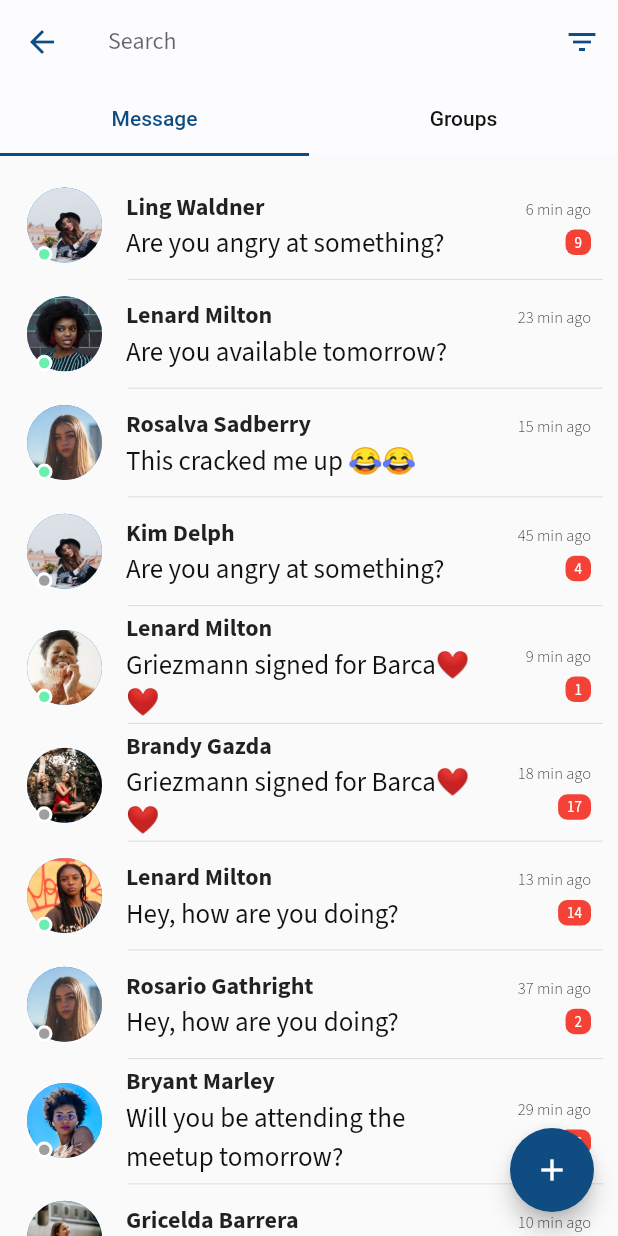
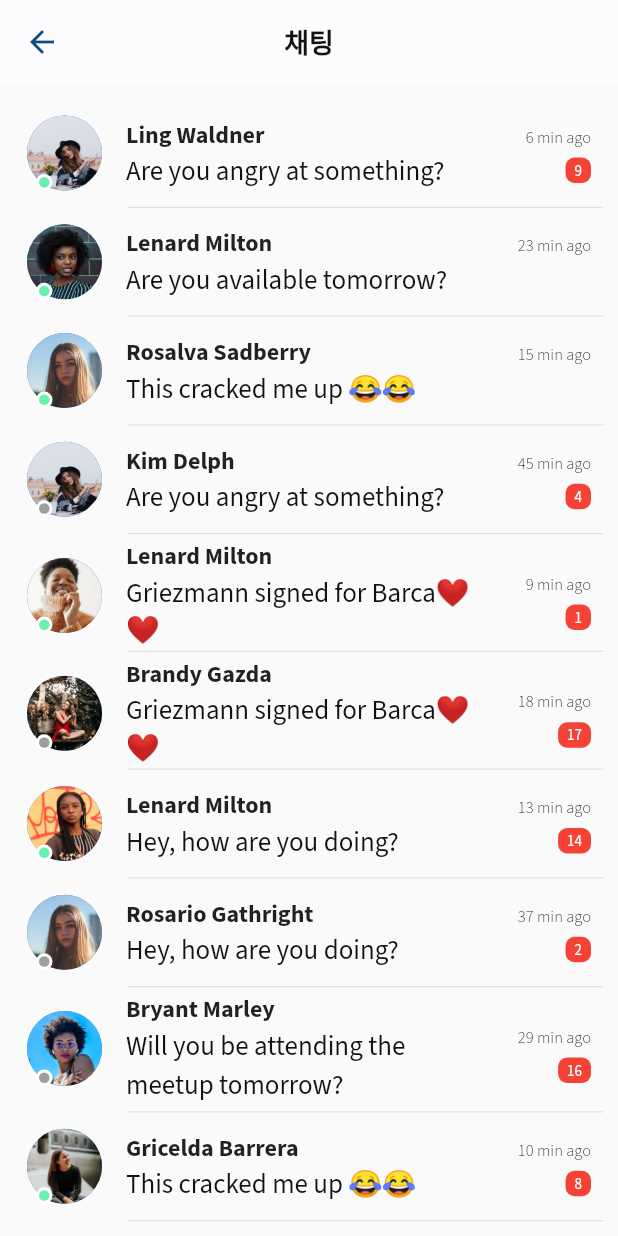
Before and after one commit to JideGuru/FlutterSocialAppUIKit, a Flutter app: the Chats screen opened directly, on a phone screen of 412 x 824 dp. Run offline on Flutter 3.47's test engine with Material 2 defaults, Android fonts, the phone set to English and light mode, and no system bars; our stand-ins replace buttons_tabbar, cloud_firestore, firebase_auth, firebase_core, flutter_staggered_animations, google_fonts and 5 more; missing offline and left inert: swiping_card_deck; accounts and stored records are empty.

```diff
--- a/lib/views/screens/chat/chats.dart
+++ b/lib/views/screens/chat/chats.dart
@@ -9,12 +9,9 @@ class Chats extends StatefulWidget {
 
 class _ChatsState extends State<Chats>
     with SingleTickerProviderStateMixin, AutomaticKeepAliveClientMixin {
-  late TabController _tabController;
-
   @override
   void initState() {
     super.initState();
-    _tabController = TabController(vsync: this, initialIndex: 0, length: 2);
   }
 
   @override
@@ -22,39 +19,10 @@ class _ChatsState extends State<Chats>
     super.build(context);
     return Scaffold(
       appBar: AppBar(
-        title: TextField(
-          decoration: InputDecoration.collapsed(
-            hintText: 'Search',
+        title: Text("채팅"),
+        centerTitle: true,
       ),
-        ),
-        actions: <Widget>[
-          IconButton(
-            icon: Icon(
-              Icons.filter_list,
-            ),
-            onPressed: () {},
-          ),
-        ],
-        bottom: TabBar(
-          controller: _tabController,
-          indicatorColor: Theme.of(context).colorScheme.secondary,
-          labelColor: Theme.of(context).colorScheme.secondary,
-          unselectedLabelColor: Theme.of(context).textTheme.bodySmall?.color,
-          isScrollable: false,
-          tabs: <Widget>[
-            Tab(
-              text: "Message",
-            ),
-            Tab(
-              text: "Groups",
-            ),
-          ],
-        ),
-      ),
-      body: TabBarView(
-        controller: _tabController,
-        children: <Widget>[
-          ListView.separated(
+      body: ListView.separated(
         padding: EdgeInsets.all(10),
         separatorBuilder: (BuildContext context, int index) {
           return Align(
@@ -79,40 +47,6 @@ class _ChatsState extends State<Chats>
           );
         },
       ),
-          ListView.separated(
-            padding: EdgeInsets.all(10),
-            separatorBuilder: (BuildContext context, int index) {
-              return Align(
-                alignment: Alignment.centerRight,
-                child: Container(
-                  height: 0.5,
-                  width: MediaQuery.of(context).size.width / 1.3,
-                  child: Divider(),
-                ),
-              );
-            },
-            itemCount: groups.length,
-            itemBuilder: (BuildContext context, int index) {
-              Map chat = groups[index];
-              return ChatItem(
-                dp: chat['dp'],
-                name: chat['name'],
-                isOnline: chat['isOnline'],
-                counter: chat['counter'],
-                msg: chat['msg'],
-                time: chat['time'],
-              );
-            },
-          ),
-        ],
-      ),
-      floatingActionButton: FloatingActionButton(
-        child: Icon(
-          Icons.add,
-          color: Colors.white,
-        ),
-        onPressed: () {},
-      ),
     );
   }
 
--- a/lib/views/screens/my_profile.dart
+++ b/lib/views/screens/my_profile.dart
@@ -17,6 +17,7 @@ class MyProfile extends StatelessWidget {
   Widget build(BuildContext context) {
     return Scaffold(
       appBar: AppBar(
+        title: Text("내 프로필"),
         centerTitle: true,
       ),
       body: FutureBuilder<DocumentSnapshot>(
```
Lines whose indentation alone changed are shown as unchanged.
